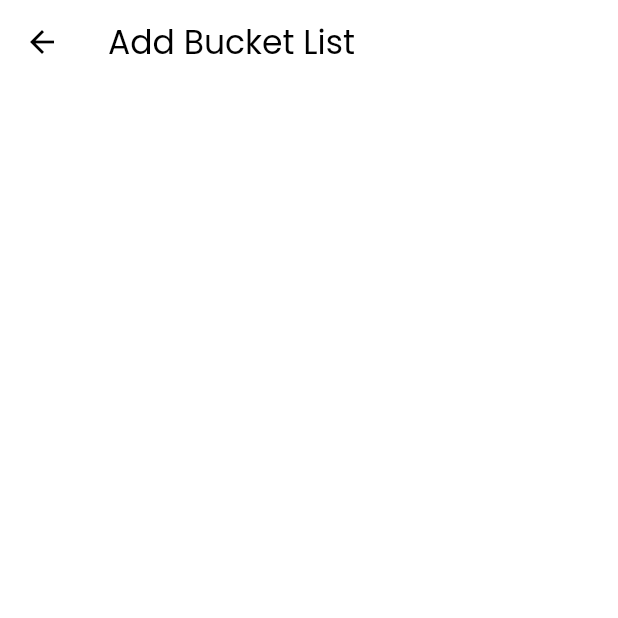
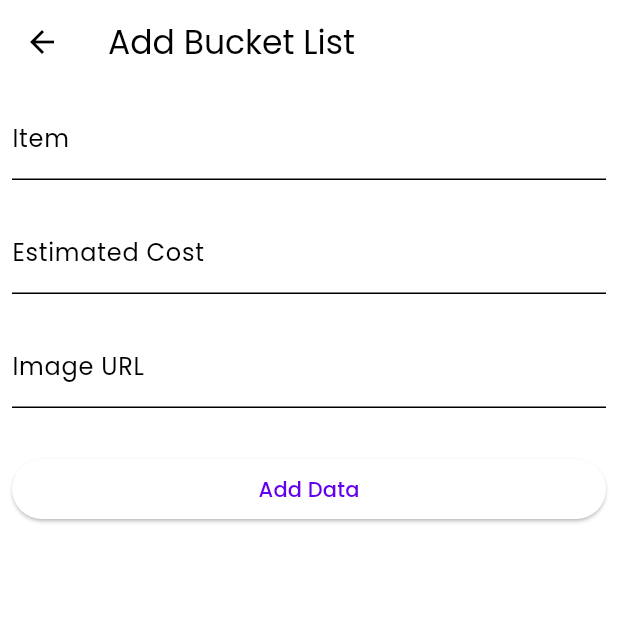
Before and after one commit to akoadwin/Bucket-List-App, a Flutter app: the screen it shows after launch, after a tap on the "add" icon, on a phone screen of 412 x 824 dp, the top half of it. Run offline on Flutter 3.47's test engine with Material 3 defaults, Android fonts, the phone set to English and light mode, and no system bars; our stand-ins replace dio, google_fonts, validators; network calls fail.

Commit message:
Works Fine

```diff
--- a/lib/add_bucketlist.dart
+++ /dev/null
@@ -1,19 +0,0 @@
-import 'package:flutter/material.dart';
-
-class AddBucketListScreen extends StatefulWidget {
-  const AddBucketListScreen({super.key});
-
-  @override
-  State<AddBucketListScreen> createState() => _AddBucketListScreenState();
-}
-
-class _AddBucketListScreenState extends State<AddBucketListScreen> {
-  @override
-  Widget build(BuildContext context) {
-    return Scaffold(
-      appBar: AppBar(
-        title: Text("Add Bucket List"),
-      ),
-    );
-  }
-}
--- a/lib/main.dart
+++ b/lib/main.dart
@@ -1,4 +1,4 @@
-import 'package:bucket_list/mainScreen.dart';
+import 'package:bucket_list/screens/main_screen.dart';
 import 'package:flutter/material.dart';
 import 'package:google_fonts/google_fonts.dart';
 
--- /dev/null
+++ b/lib/screens/add_screen.dart
@@ -0,0 +1,114 @@
+import 'package:dio/dio.dart';
+import 'package:flutter/material.dart';
+import 'package:validators/validators.dart';
+
+class AddBucketListScreen extends StatefulWidget {
+  int newIndex;
+  AddBucketListScreen({super.key, required this.newIndex});
+
+  @override
+  State<AddBucketListScreen> createState() => _AddBucketListScreenState();
+}
+
+class _AddBucketListScreenState extends State<AddBucketListScreen> {
+  var addForm = GlobalKey<FormState>();
+  TextEditingController itemText = TextEditingController();
+  TextEditingController costText = TextEditingController();
+  TextEditingController imageURLText = TextEditingController();
+
+  Future<void> addData() async {
+    Map<String, dynamic> data = {
+      "item": itemText.text,
+      "cost": costText.text,
+      "completed": false,
+      "image": imageURLText.text
+    };
+
+    try {
+      Response response = await Dio().patch(
+          "https://flutterapitest-562c0-default-rtdb.asia-southeast1.firebasedatabase.app//bucketlist/${widget.newIndex}.json",
+          data: data);
+
+      Navigator.pop(context, "refresh");
+      print(response);
+    } catch (e) {
+      print("cannot update");
+    }
+  }
+
+  @override
+  Widget build(BuildContext context) {
+    return Scaffold(
+        appBar: AppBar(
+          title: const Text("Add Bucket List"),
+        ),
+        body: Padding(
+          padding: const EdgeInsets.all(8.0),
+          child: Form(
+            key: addForm,
+            child: Column(
+              children: [
+                TextFormField(
+                  autovalidateMode: AutovalidateMode.onUserInteraction,
+                  validator: (value) {
+                    if (value == null || value.isEmpty) {
+                      return "This must not be empty";
+                    }
+                    return null;
+                  },
+                  controller: itemText,
+                  decoration: const InputDecoration(labelText: "Item"),
+                ),
+                const SizedBox(
+                  height: 20,
+                ),
+                TextFormField(
+                  keyboardType:
+                      const TextInputType.numberWithOptions(decimal: true),
+                  autovalidateMode: AutovalidateMode.onUserInteraction,
+                  validator: (value) {
+                    if (value == null || value.isEmpty) {
+                      return "This must not be empty";
+                    }
+                    return null;
+                  },
+                  controller: costText,
+                  decoration:
+                      const InputDecoration(labelText: "Estimated Cost"),
+                ),
+                const SizedBox(
+                  height: 20,
+                ),
+                TextFormField(
+                  autovalidateMode: AutovalidateMode.onUserInteraction,
+                  validator: (value) {
+                    if (!isURL(value)) {
+                      return 'Please enter a valid URL';
+                    }
+
+                    return null;
+                  },
+                  controller: imageURLText,
+                  decoration: const InputDecoration(labelText: "Image URL"),
+                ),
+                const SizedBox(
+                  height: 30,
+                ),
+                Row(
+                  children: [
+                    Expanded(
+                        child: ElevatedButton(
+                            onPressed: () {
+                              if (addForm.currentState!.validate()) {
+                                addData();
+                              }
+                            },
+                            child: const Text("Add Data"))),
+                  ],
+                )
+              ],
+            ),
+          ),
+        ));
+  }
+}
--- a/lib/mainScreen.dart
+++ b/lib/screens/main_screen.dart
@@ -1,7 +1,7 @@
 // ignore_for_file: prefer_const_constructors, avoid_print
 
-import 'package:bucket_list/add_bucketlist.dart';
-import 'package:bucket_list/view_item.dart';
+import 'package:bucket_list/screens/add_screen.dart';
+import 'package:bucket_list/screens/view_item_screen.dart';
 import 'package:dio/dio.dart';
 import 'package:flutter/material.dart';
 
@@ -52,6 +52,9 @@ class _MainScreenState extends State<MainScreen> {
             height: 50,
           ),
           Text("An error has occured\n   while getting data."),
+          SizedBox(
+            height: 10,
+          ),
           ElevatedButton(
               onPressed: () async {
                 getData();
@@ -63,13 +66,20 @@ class _MainScreenState extends State<MainScreen> {
   }
 
   Widget listDataWidget() {
-    return ListView.builder(
+    List<dynamic> filteredList = bucketListData
+        .where((element) => !(element?["completed"] ?? false))
+        .toList();
+
+    return filteredList.isEmpty
+        ? Center(child: Text("No Data was found"))
+        : ListView.builder(
             itemCount: bucketListData.length,
             itemBuilder: (BuildContext context, int index) {
-          return Padding(
-            padding: const EdgeInsets.all(5.0),
-            child: (bucketListData[index] is Map)
-                ? ListTile(
+              return (bucketListData[index] is Map &&
+                      (!(bucketListData[index]?["completed"] ?? false)))
+                  ? Padding(
+                      padding: const EdgeInsets.all(8.0),
+                      child: ListTile(
                         onTap: () {
                           Navigator.push(context,
                               MaterialPageRoute(builder: (context) {
@@ -79,7 +89,9 @@ class _MainScreenState extends State<MainScreen> {
                               title: bucketListData[index]?["item"] ?? "",
                             );
                           })).then((value) {
+                            if (value == "refresh") {
                               getData();
+                            }
                           });
                         },
                         trailing: Text(
@@ -87,13 +99,13 @@ class _MainScreenState extends State<MainScreen> {
                         ),
                         leading: CircleAvatar(
                           radius: 25,
-                      backgroundImage:
-                          NetworkImage(bucketListData[index]?['image'] ?? ""),
+                          backgroundImage: NetworkImage(
+                              bucketListData[index]?['image'] ?? ""),
                         ),
                         title: Text(bucketListData[index]?["item"] ?? ""),
+                      ),
                     )
-                : SizedBox(),
-          );
+                  : SizedBox();
             });
   }
 
@@ -109,8 +121,14 @@ class _MainScreenState extends State<MainScreen> {
       floatingActionButton: FloatingActionButton(
           onPressed: () {
             Navigator.push(context, MaterialPageRoute(builder: (context) {
-              return AddBucketListScreen();
-            }));
+              return AddBucketListScreen(
+                newIndex: bucketListData.length,
+              );
+            })).then((value) {
+              if (value == "refresh") {
+                getData();
+              }
+            });
           },
           shape: CircleBorder(),
           backgroundColor: (Colors.blueGrey.shade900),
@@ -142,8 +160,6 @@ class _MainScreenState extends State<MainScreen> {
                 )
               : isError
                   ? errorWidget()
-                  : bucketListData.isEmpty
-                      ? Center(child: Text("No data was found"))
                   : listDataWidget()),
     );
   }
--- a/pubspec.yaml
+++ b/pubspec.yaml
@@ -36,6 +36,7 @@ dependencies:
   cupertino_icons: ^1.0.8
   google_fonts: ^6.2.1
   dio: ^5.6.0
+  validators: ^3.0.0
 
 dev_dependencies:
   flutter_test:
```
Also changed, not shown: lib/screens/view_item_screen.dart (renamed from lib/view_item.dart, +22 -1 lines), pubspec.lock. Lines whose indentation alone changed are shown as unchanged.
